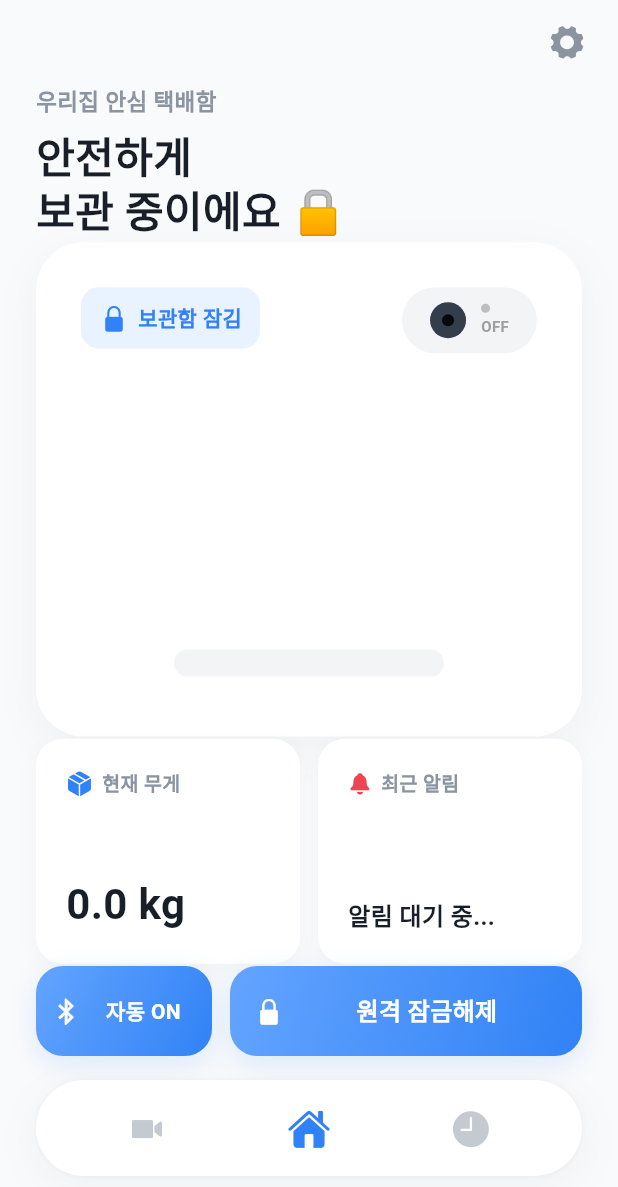
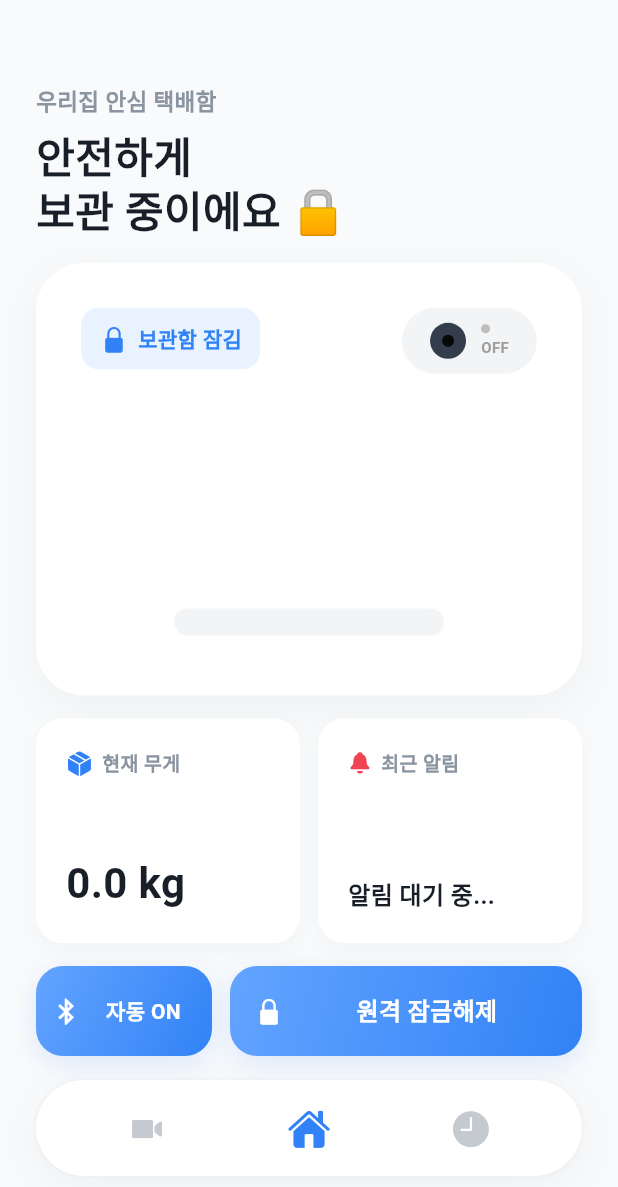
Before and after one commit to ksww1891/parcel_shield_app, a Flutter app: the screen it shows after launch, after a tap on "자동 OFF", on a phone screen of 412 x 824 dp. Shown: the top 1187 px of the screen. Run offline on Flutter 3.47's test engine with Material 3 defaults, Android fonts, the phone set to English and light mode, and no system bars; our stand-ins replace firebase_core, firebase_database, flutter_blue_plus, flutter_local_notifications, permission_handler, shared_preferences; missing offline and left inert: flutter_background_service, mqtt_client; accounts and stored records are empty; Roboto replaces fonts that are missing (SF Pro Display).

Commit message:
버그 수정, 아이콘 변경

```diff
--- a/lib/screens/activity_screen.dart
+++ b/lib/screens/activity_screen.dart
@@ -201,23 +201,25 @@ class _UnifiedLogListState extends State<UnifiedLogList> {
 
         if (snapshot.hasData && snapshot.data?.snapshot.value != null) {
           List<Map<dynamic, dynamic>> freshList = [];
-          final data = snapshot.data!.snapshot.value;
-          if (data is Map) {
-            data.forEach((key, value) {
+
+          // 🌟 가장 강력한 파싱 문법: Map이든 List든 무시하고 무조건 children으로 뽑아냅니다.
+          for (final child in snapshot.data!.snapshot.children) {
+            final value = child.value;
             if (value is Map) {
               freshList.add({
-                  'key': key,
+                'key': child.key, // 자동 생성된 Push Key
                 ...value,
               });
             }
-            });
+          }
+
           freshList.sort((a, b) {
             int timeA = int.tryParse(a['timestamp'].toString()) ?? 0;
             int timeB = int.tryParse(b['timestamp'].toString()) ?? 0;
             return timeB.compareTo(timeA);
           });
+
           _cachedLogs = freshList;
-          }
         } else if (snapshot.connectionState == ConnectionState.active && snapshot.data?.snapshot.value == null) {
           _cachedLogs = [];
         }
--- a/lib/screens/home_screen.dart
+++ b/lib/screens/home_screen.dart
@@ -5,7 +5,6 @@ import 'package:firebase_database/firebase_database.dart';
 import 'package:flutter_background_service/flutter_background_service.dart';
 import 'package:permission_handler/permission_handler.dart';
 import '../widgets/package_visualizer.dart';
-import 'settings_screen.dart';
 import '../services/mqtt_service.dart';
 
 const Color primaryBlue = Color(0xFF3182F6);
@@ -15,7 +14,7 @@ const Color textDark = Color(0xFF191F28);
 const Color textGrey = Color(0xFF8B95A1);
 
 const List<String> weekDays = ['월', '화', '수', '목', '금', '토', '일'];
-// 그라데이션 정의
+
 const Gradient lockedGradient = LinearGradient(
   colors: [Color(0xFF63A4FF), primaryBlue],
   begin: Alignment.topLeft,
@@ -35,10 +34,11 @@ const Gradient scanButtonGradient = LinearGradient(
 );
 
 const Gradient loadingGradient = LinearGradient(
-  colors: [Color(0xFF6BA2F9), Color(0xFF4A8BF5)], // 기존 파란색보다 살짝 옅고 차분한 블루
+  colors: [Color(0xFF6BA2F9), Color(0xFF4A8BF5)],
   begin: Alignment.topLeft,
   end: Alignment.bottomRight,
 );
+
 class HomeScreen extends StatefulWidget {
   const HomeScreen({super.key});
 
@@ -50,7 +50,7 @@ class _HomeScreenState extends State<HomeScreen> {
   bool hasPackage = false;
   bool isCameraActive = false;
   bool isLocked = true;
-  bool isAutoScanEnabled = false;
+  bool isAutoScanEnabled = false; // 🌟 기본값 false (앱 켜면 무조건 꺼진 상태로 시작)
   bool isLoading = false;
   int remainTime = 30;
   double currentWeight = 0.0;
@@ -61,20 +61,26 @@ class _HomeScreenState extends State<HomeScreen> {
 
   Timer? _timer;
 
-
   @override
   void initState() {
     super.initState();
-    _initPermissions(); // 🌟 앱 실행 시 권한 요청
+    _initPermissions();
     _listenToRecentNotification();
     _connectAndListenMQTT();
-    FlutterBackgroundService().isRunning().then((isRunning) {
-      setState(() {
-        isAutoScanEnabled = isRunning;
-      });
+    final service = FlutterBackgroundService();
+
+    // 1. 백그라운드로부터 대답(receiveScanStatus)이 오면 UI 스위치를 업데이트합니다.
+    service.on('receiveScanStatus').listen((event) {
+      if (mounted && event != null && event.containsKey('isEnabled')) {
+        setState(() {
+          isAutoScanEnabled = event['isEnabled'] as bool;
+        });
+        debugPrint("📱 [UI] 백그라운드 스캔 상태를 동기화했습니다: $isAutoScanEnabled");
+      }
     });
+    service.invoke('requestScanStatus');
   }
-  // 블루투스 권한 확인 함수
+
   Future<void> _initPermissions() async {
     await [
       Permission.locationWhenInUse,
@@ -83,10 +89,9 @@ class _HomeScreenState extends State<HomeScreen> {
       Permission.bluetoothConnect,
       Permission.notification,
     ].request();
-    debugPrint("✅ 블루투스 권한 확인 완료.");
+    debugPrint("✅ 권한 확인 완료.");
   }
 
-  // MQTT 연결 및 상태 업데이트 리스너 함수
   void _connectAndListenMQTT() async {
     bool isConnected = await _mqttService.connect();
     if (isConnected) {
@@ -94,31 +99,30 @@ class _HomeScreenState extends State<HomeScreen> {
         if (mounted) {
           setState(() {
             currentWeight = (statusData['weight'] ?? 0.0).toDouble();
-            currentWeight = currentWeight >= 0.1 ? double.parse(currentWeight.toStringAsFixed(2)) : 0.0; // 0.1kg 미만은 0으로 처리
+            currentWeight = currentWeight >= 0.1 ? double.parse(currentWeight.toStringAsFixed(2)) : 0.0;
             isCameraActive = statusData['isCameraOn'] == true;
             isLocked = statusData['isLocked'] == true;
             remainTime = statusData['remainTime']?? 30;
             hasPackage = currentWeight > 0.1;
-            isLoading = false; // 상태 업데이트가 오면 로딩 종료
+            isLoading = false;
             if (!isLocked && remainTime > 0 && !isLoading) {
-              startTimer(); // 잠금 해제 상태에서 타이머 시작
+              startTimer();
             }
-            debugPrint('MQTT 상태 업데이트 - 무게: $currentWeight, 카메라: $isCameraActive, 잠금: $isLocked');
           });
         }
       });
     }
   }
 
-  // Firebase Realtime Database에서 가장 최근 알림을 실시간으로 듣는 함수
+  // 🌟 변경 포인트: Map/List 에러를 피하는 가장 안전한 파싱 방법 적용
   void _listenToRecentNotification() {
     _logsRef.orderByChild('timestamp').limitToLast(1).onValue.listen((DatabaseEvent event) {
       if (event.snapshot.value != null && mounted) {
         try {
-          final Map<dynamic, dynamic> data = event.snapshot.value as Map<dynamic, dynamic>;
-          final latestLog = data.values.first;
+          // snapshot.children.last를 쓰면 데이터 구조가 꼬여도 무조건 최신 1개를 정확히 뽑아옵니다.
+          final latestLog = event.snapshot.children.last.value as Map;
 
-          final int timestamp = latestLog['timestamp'] ?? 0;
+          final int timestamp = int.tryParse(latestLog['timestamp'].toString()) ?? 0;
           final String eventType = latestLog['eventType'] ?? '';
 
           final DateTime date = DateTime.fromMillisecondsSinceEpoch(timestamp);
@@ -134,7 +138,7 @@ class _HomeScreenState extends State<HomeScreen> {
           } else if (eventType == 'PACKAGE_DEPOSITED') {
             message = '새로운 택배 도착! 📦';
           } else if (eventType == 'PACKAGE_RETRIEVED') {
-            message = '택배가 인수 완료! 🏃‍♂️';
+            message = '택배 회수 완료! 🏃‍♂️';
           }
 
           setState(() {
@@ -146,41 +150,31 @@ class _HomeScreenState extends State<HomeScreen> {
       }
     });
   }
-  // 🌟 홈 화면의 자동 스캔 ON/OFF 토글 함수 수정
+
   void _toggleAutoScan() async {
     final service = FlutterBackgroundService();
 
-    // 1. 상태를 먼저 반전시켜 UI를 즉시 업데이트합니다.
     setState(() {
       isAutoScanEnabled = !isAutoScanEnabled;
     });
 
     if (isAutoScanEnabled) {
-      // 🟢 [스캔 ON] 백그라운드 서비스가 꺼져있다면 깨웁니다.
-      bool isRunning = await service.isRunning();
-      if (!isRunning) {
-        await service.startService();
-      }
-      // 서비스에 스캔 시작 신호 전달
       service.invoke('changeScanStatus', {'isEnabled': true});
-
     } else {
-      // 🔴 [스캔 OFF] 끄라는 신호만 보냅니다.
-      // (이 신호를 받으면 백그라운드에서 스캔을 멈추고 알아서 stopSelf()로 알림을 끄며 자폭합니다)
       service.invoke('changeScanStatus', {'isEnabled': false});
     }
 
     debugPrint("스마트키 자동 스캔 기능을 ${isAutoScanEnabled ? '켭니다(ON)' : '끕니다(OFF)'}.");
   }
-  // 잠금 해제 후 카운트다운 타이머 함수
+
   void startTimer(){
     _timer = Timer.periodic(const Duration(seconds: 1), (timer){
       setState(() {
         if (remainTime > 0) {
-          remainTime--;  // 🌟 앱에서는 단순히 숫자를 깎아주는 시각 효과만 담당
+          remainTime--;
         } else {
           setState(() {
-            isLocked = true; // 타이머 종료 시 잠금 상태로 복귀
+            isLocked = true;
           });
           _timer?.cancel();
         }
@@ -192,25 +186,15 @@ class _HomeScreenState extends State<HomeScreen> {
   Widget build(BuildContext context) {
     return Scaffold(
       backgroundColor: bgLight,
-      //상단에는 설정 아이콘
       appBar: AppBar(
         backgroundColor: Colors.transparent,
         elevation: 0,
-        actions: [
-          IconButton(
-            icon: const Icon(CupertinoIcons.gear_alt_fill, color: textGrey, size: 26),
-            onPressed: () => Navigator.push(context, MaterialPageRoute(builder: (context) => const SettingsScreen())),
-          ),
-          const SizedBox(width: 10),
-        ],
       ),
-      // 메인 3분할 레이아웃
       body: Padding(
         padding: const EdgeInsets.symmetric(horizontal: 24.0),
         child: Column(
           crossAxisAlignment: CrossAxisAlignment.start,
           children: [
-            // 🌟 상단 텍스트: 택배함 상태에 따라 메시지와 이모지 변경(우리집 안심 택배함 \n 보관 중이에요 🔒 / 택배함 문이 열려있어요 🔓)
             Column(
               crossAxisAlignment: CrossAxisAlignment.start,
               children: [
@@ -223,9 +207,8 @@ class _HomeScreenState extends State<HomeScreen> {
               ],
             ),
             const Spacer(flex: 2),
-            // 🌟 중간 시각화 영역: 패키지 존재 여부, 카메라 상태, 잠금 상태를 종합적으로 보여주는 커스텀 위젯
             SizedBox(
-              height: MediaQuery.of(context).size.height * 0.4,
+              height: MediaQuery.of(context).size.height * 0.35,
               child: PackageVisualizer(
                 hasPackage: hasPackage,
                 isCameraActive: isCameraActive,
@@ -233,10 +216,8 @@ class _HomeScreenState extends State<HomeScreen> {
               ),
             ),
             const Spacer(flex: 2),
-            // 🌟 하단 정보 카드: 현재 무게와 최근 알림을 나란히 보여주는 카드 레이아웃
             Row(
               children: [
-                //현재 무게 카드
                 Expanded(
                   child: Container(
                     height: 150,
@@ -272,7 +253,6 @@ class _HomeScreenState extends State<HomeScreen> {
                   ),
                 ),
                 const SizedBox(width: 12),
-                // 최근 알림 카드
                 Expanded(
                   child: Container(
                     height: 150,
@@ -312,10 +292,8 @@ class _HomeScreenState extends State<HomeScreen> {
               ],
             ),
             const Spacer(flex: 2),
-            // 🌟 하단 자동 스캔 토글과 잠금 해제 버튼이 나란히 배치된 Row
             Row(
               children: [
-                // 자동 스캔 토글 버튼
                 Expanded(
                   flex: 1,
                   child: Container(
@@ -366,7 +344,6 @@ class _HomeScreenState extends State<HomeScreen> {
                   ),
                 ),
                 const SizedBox(width: 12),
-                // 잠금 해제 버튼
                 Expanded(
                   flex: 2,
                   child: Container(
@@ -387,10 +364,10 @@ class _HomeScreenState extends State<HomeScreen> {
                       child: InkWell(
                         onTap: (() {
                           setState(() {
-                            isLoading = !isLoading; // 버튼을 누르면 로딩 상태 토글
+                            isLoading = !isLoading;
                           });
                           _mqttService.publishLock(!isLocked);
-                        }), // 버튼을 누르면 잠금 상태를 토글하여 MQTT로 발행
+                        }),
                         borderRadius: BorderRadius.circular(18),
                         child: Padding(
                           padding: const EdgeInsets.symmetric(horizontal: 16),
@@ -400,7 +377,7 @@ class _HomeScreenState extends State<HomeScreen> {
                               isLoading
                                 ? const CupertinoActivityIndicator(
                                     color: Colors.white,
-                                    radius: 10, // 버튼 크기에 맞춘 세련된 미니 사이즈
+                                    radius: 10,
                                   )
                               : Icon(
                                   isLocked ? CupertinoIcons.lock_fill : CupertinoIcons.lock_open_fill,
```
Also changed, not shown: lib/screens/settings_screen.dart (deleted, +0 -138 lines), lib/services/background_service.dart (+79 -88 lines), pubspec.yaml (+7 -2 lines), pubspec.lock, 9 other files. Lines whose indentation alone changed are shown as unchanged.
